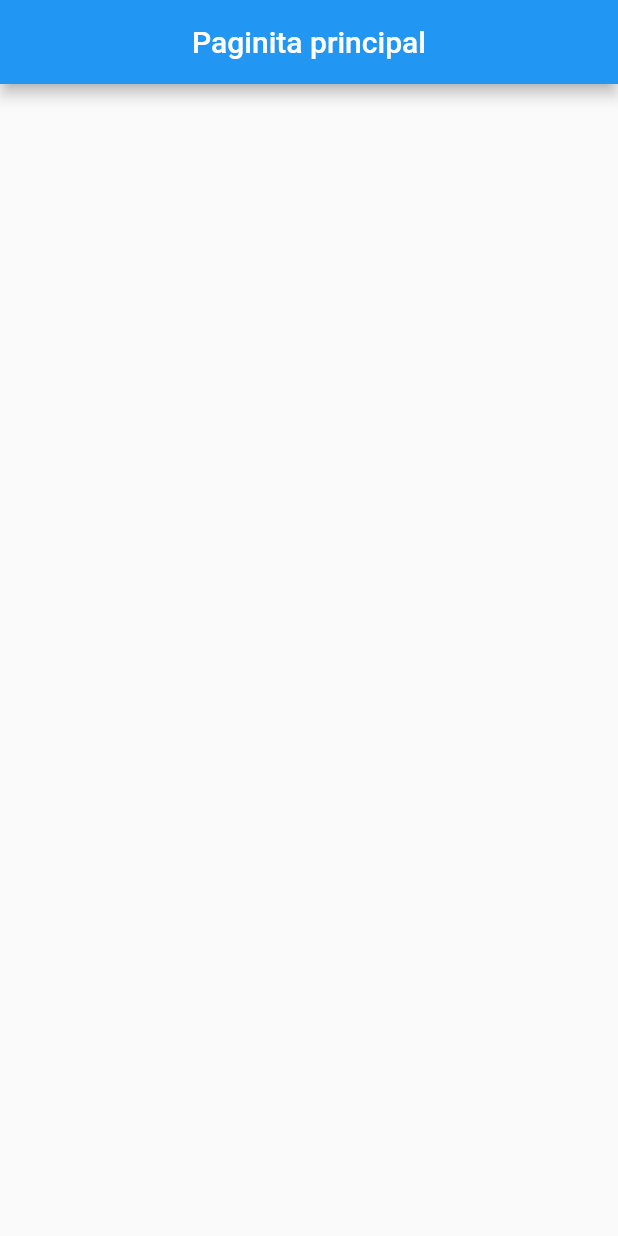
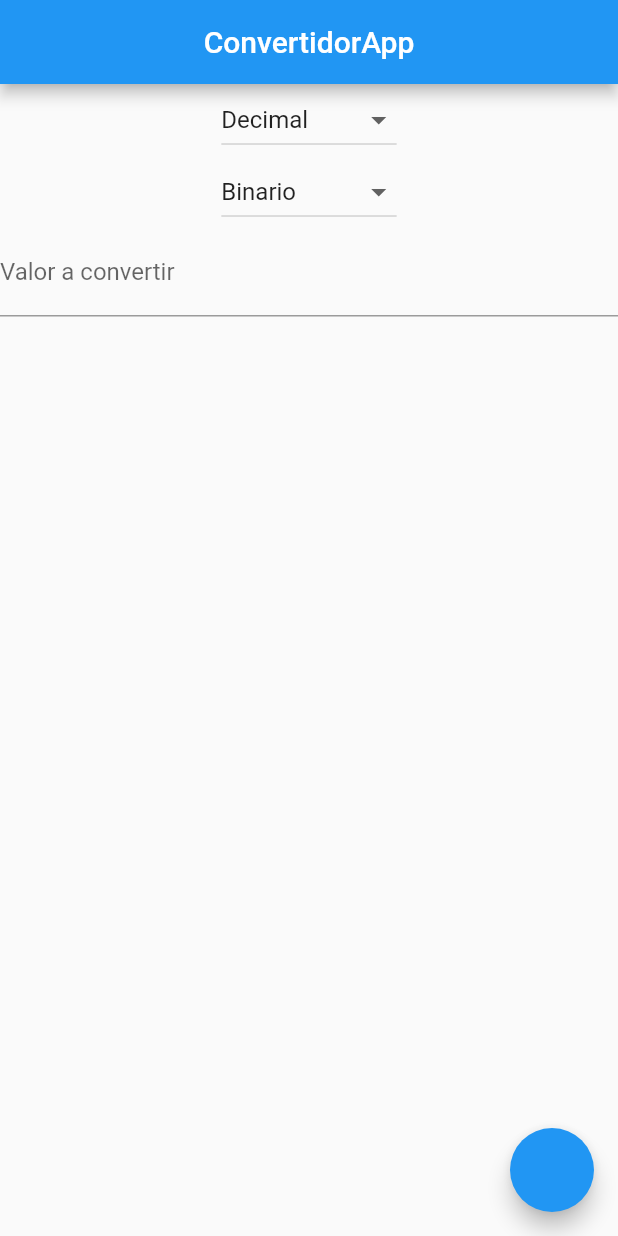
Before and after one commit to Dr4CuK30/ConvertidorApp, a Flutter app: the screen it shows after launch, on a phone screen of 412 x 824 dp. Run offline on Flutter 3.47's test engine with Material 2 defaults, Android fonts, the phone set to English and light mode, and no system bars.

Commit message:
Terminada Logica

```diff
--- a/lib/pages/home.dart
+++ b/lib/pages/home.dart
@@ -1,13 +1,75 @@
+import 'package:convertidor/providers/ConvertionsProvider.dart';
+import 'package:convertidor/providers/OptionsProvider.dart';
 import 'package:flutter/material.dart';
 
-class HomePage extends StatelessWidget {
+class HomePage extends StatefulWidget {
+  @override
+  _HomePageState createState() => _HomePageState();
+}
+
+class _HomePageState extends State<HomePage> {
+  TextEditingController _controller;
+
+  @override
+  void initState() {
+    super.initState();
+    _controller = TextEditingController();
+  }
+
+  String option1 = 'Decimal';
+  String option2 = 'Binario';
+  String result = '';
+
   @override
   Widget build(BuildContext context) {
-    return Scaffold(
-      appBar: AppBar(
-        title: Text('Paginita principal'),
-        centerTitle: true,
+    return Container(
+      child: Scaffold(
+        appBar: AppBar(
+          title: Text('ConvertidorApp'),
+          centerTitle: true,
+        ),
+        body: BotonesPiolas(),
+        floatingActionButton: FloatingActionButton(
+          onPressed: () {
+            setState(() {
+              result = ConvertirBase(
+                      deTipo: option1, aTipo: option2, value: _controller.text)
+                  .toUpperCase();
+            });
+          },
+        ),
       ),
     );
   }
+
+  Widget BotonesPiolas() {
+    return Column(
+      children: [
+        DropdownButton<String>(
+          value: option1,
+          items: GenerarListaOpciones(),
+          onChanged: (value) {
+            option1 = value;
+            if (option1 == option2) {
+              option2 = null;
+            }
+            setState(() {});
+          },
+        ),
+        DropdownButton<String>(
+          value: option2,
+          items: GenerarListaOpciones2(option1),
+          onChanged: (value) {
+            option2 = value;
+            setState(() {});
+          },
+        ),
+        TextField(
+          controller: _controller,
+          decoration: InputDecoration(labelText: 'Valor a convertir'),
+        ),
+        Text(result)
+      ],
+    );
+  }
 }
--- /dev/null
+++ b/lib/providers/OptionsProvider.dart
@@ -0,0 +1,17 @@
+import 'package:flutter/material.dart';
+
+List<String> _options = ['Decimal', 'Binario', 'Octal', 'Hexadecimal'];
+
+List<DropdownMenuItem<String>> GenerarListaOpciones() {
+  return [..._options]
+      .map((String s) => DropdownMenuItem<String>(value: s, child: Text(s)))
+      .toList();
+}
+
+List<DropdownMenuItem<String>> GenerarListaOpciones2(String optionOcuped) {
+  List<String> opcionesMod = [..._options];
+  opcionesMod.remove(optionOcuped);
+  return opcionesMod
+      .map((String s) => DropdownMenuItem<String>(value: s, child: Text(s)))
+      .toList();
+}
```
Also changed, not shown: lib/providers/ConvertionsProvider.dart (added, +59 -0 lines).
